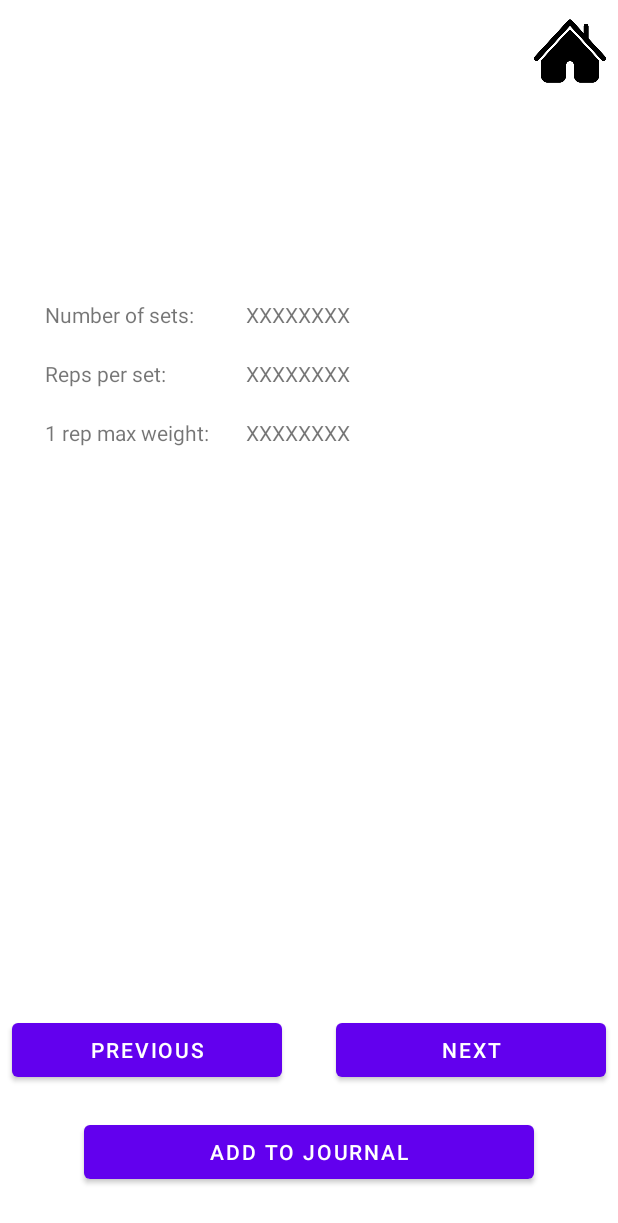
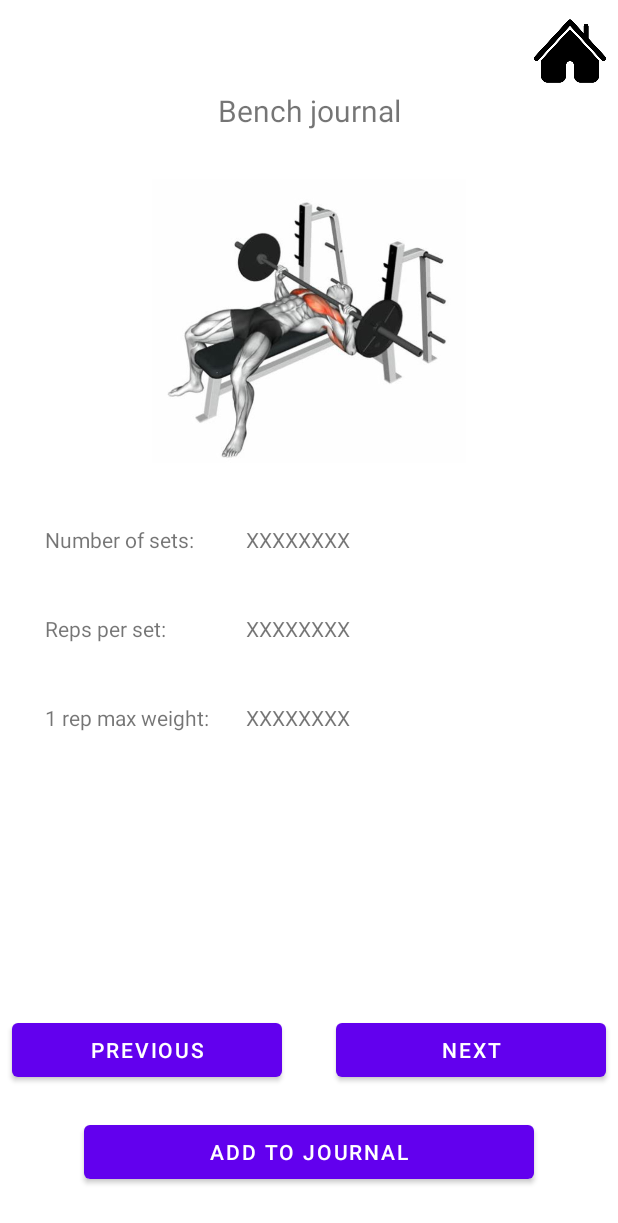
Before and after one commit to dhairyab0069/Atlas, an Android app: the layout activity_bench_journal.xml on its own in the app's theme, with its tools: preview values and no code run, on a phone screen of 412 x 824 dp. Shown: the top 1223 px of the screen. Run offline under Robolectric (Android 15) with nearby library versions, the phone set to English and light mode, and no system bars.

Commit message:
bench journal bugs resolved

```diff
--- a/app/src/main/res/layout/activity_bench_journal.xml
+++ b/app/src/main/res/layout/activity_bench_journal.xml
@@ -11,7 +11,7 @@
         android:layout_width="wrap_content"
         android:layout_height="wrap_content"
         android:layout_marginStart="30dp"
-        android:layout_marginTop="200dp"
+        android:layout_marginTop="350dp"
         android:text="Number of sets:"
         app:layout_constraintStart_toStartOf="parent"
         app:layout_constraintTop_toTopOf="parent" />
@@ -21,7 +21,7 @@
         android:layout_width="wrap_content"
         android:layout_height="wrap_content"
         android:layout_marginStart="164dp"
-        android:layout_marginTop="200dp"
+        android:layout_marginTop="350dp"
         android:text="XXXXXXXX"
         app:layout_constraintStart_toStartOf="parent"
         app:layout_constraintTop_toTopOf="parent" />
@@ -31,7 +31,7 @@
         android:layout_width="wrap_content"
         android:layout_height="wrap_content"
         android:layout_marginStart="164dp"
-        android:layout_marginTop="20dp"
+        android:layout_marginTop="40dp"
         android:text="XXXXXXXX"
         app:layout_constraintStart_toStartOf="parent"
         app:layout_constraintTop_toBottomOf="@+id/Bsets" />
@@ -41,7 +41,7 @@
         android:layout_width="wrap_content"
         android:layout_height="wrap_content"
         android:layout_marginStart="164dp"
-        android:layout_marginTop="20dp"
+        android:layout_marginTop="40dp"
         android:text="XXXXXXXX"
         app:layout_constraintStart_toStartOf="parent"
         app:layout_constraintTop_toBottomOf="@+id/Breps" />
@@ -51,7 +51,7 @@
         android:layout_width="wrap_content"
         android:layout_height="wrap_content"
         android:layout_marginStart="30dp"
-        android:layout_marginTop="20dp"
+        android:layout_marginTop="40dp"
         android:text="Reps per set:"
         app:layout_constraintStart_toStartOf="parent"
         app:layout_constraintTop_toBottomOf="@+id/benchJournalweight" />
@@ -61,7 +61,7 @@
         android:layout_width="wrap_content"
         android:layout_height="wrap_content"
         android:layout_marginStart="30dp"
-        android:layout_marginTop="20dp"
+        android:layout_marginTop="40dp"
         android:text="1 rep max weight:"
         app:layout_constraintStart_toStartOf="parent"
         app:layout_constraintTop_toBottomOf="@+id/BenchJournalReps" />
@@ -107,6 +107,28 @@
         app:layout_constraintEnd_toEndOf="parent"
         app:layout_constraintTop_toTopOf="parent" />
 
+    <TextView
+        android:id="@+id/bj"
+        android:layout_width="wrap_content"
+        android:layout_height="wrap_content"
+        android:layout_marginTop="60dp"
+        android:text="Bench journal"
+        android:textAlignment="center"
+        android:textSize="20sp"
+        app:layout_constraintEnd_toEndOf="parent"
+        app:layout_constraintStart_toStartOf="parent"
+        app:layout_constraintTop_toTopOf="parent" />
+
+    <ImageView
+        android:id="@+id/imageView5"
+        android:layout_width="233dp"
+        android:layout_height="189dp"
+        android:layout_marginTop="32dp"
+        app:layout_constraintEnd_toEndOf="parent"
+        app:layout_constraintStart_toStartOf="parent"
+        app:layout_constraintTop_toBottomOf="@+id/bj"
+        app:srcCompat="@drawable/bench" />
+
 
 
 </androidx.constraintlayout.widget.ConstraintLayout>
```
Also changed, not shown: app/src/main/java/com/example/atlas/MainActivity.java (+0 -19 lines), app/src/main/java/com/example/atlas/benchAddJ.java (+13 -14 lines), app/src/main/java/com/example/atlas/benchJournal.java (+19 -12 lines), app/src/main/res/layout/activity_main.xml (+0 -7 lines).
